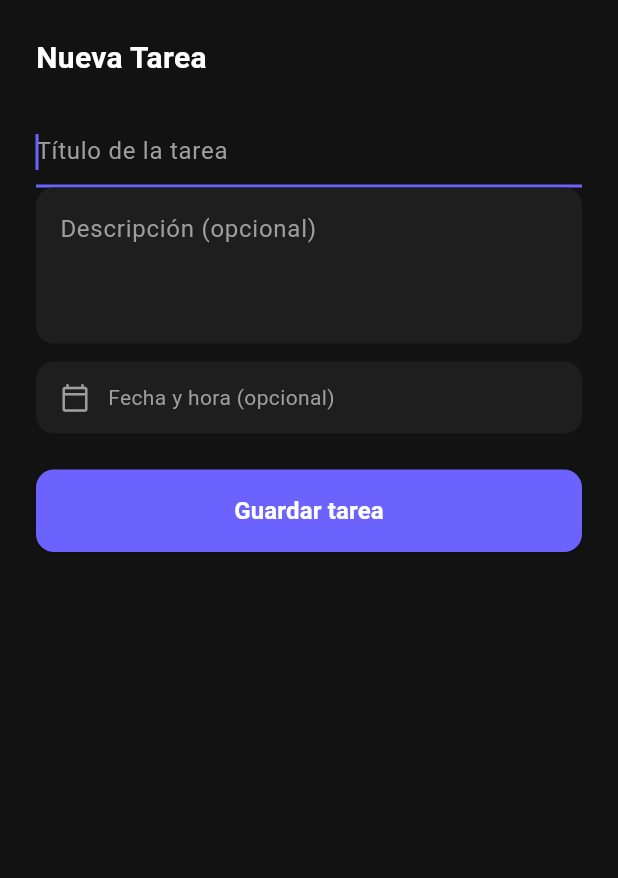
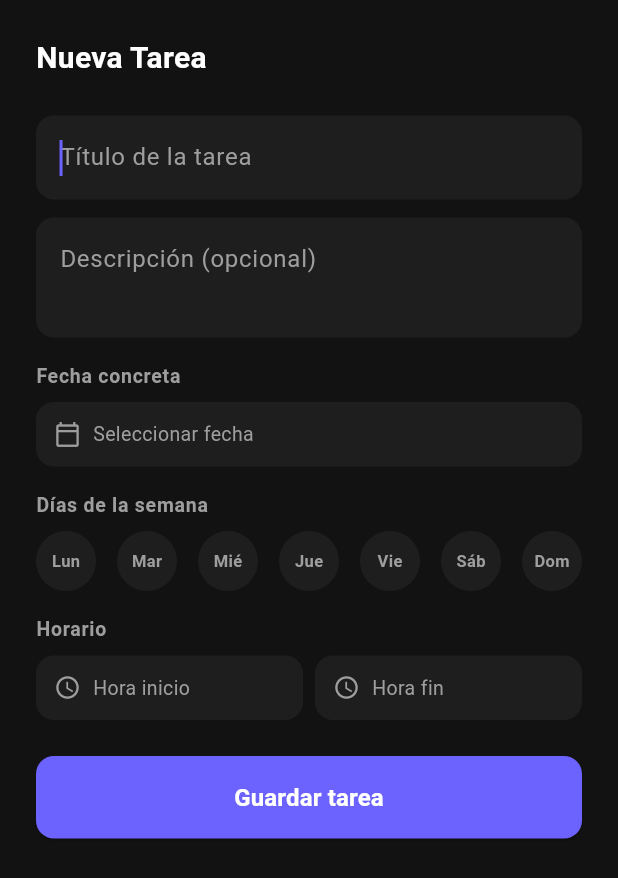
Before and after one commit to Pchaoz/NotifyList, a Flutter app: the AddTaskSheet widget shown alone on an empty page, opened directly, on a phone screen of 412 x 824 dp. Shown: the top 878 px of the screen. Run offline on Flutter 3.47's test engine with Material 3 defaults, Android fonts, the light colour scheme and no system bars; our stand-ins replace drift, flutter_riverpod; accounts and stored records are empty; generated files the repository leaves out were written again.

Commit message:
0.1.1
- Mejorado el modal, añadidos campos en la base de datos para que este tenga campos opcionales. Estos campos son:

- Fecha
- Fecha inicio/fin
- Dias de la semana que se repite este evento

```diff
--- a/notifylist/lib/features/tasks/widgets/add_task_sheet.dart
+++ b/notifylist/lib/features/tasks/widgets/add_task_sheet.dart
@@ -3,7 +3,7 @@ import 'package:flutter_riverpod/flutter_riverpod.dart';
 import 'package:notifylist/core/theme/app_theme.dart';
 import 'package:notifylist/features/tasks/providers/tasks_providers.dart';
 
-class AddTaskSheet extends ConsumerStatefulWidget  {
+class AddTaskSheet extends ConsumerStatefulWidget {
   const AddTaskSheet({super.key});
 
   @override
@@ -14,7 +14,12 @@ class _AddTaskSheetState extends ConsumerState<AddTaskSheet> {
   final _titleController = TextEditingController();
   final _descriptionController = TextEditingController();
   DateTime? _selectedDate;
+  TimeOfDay? _startTime;
+  TimeOfDay? _endTime;
+  final List<int> _selectedWeekDays = [];
   bool _isLoading = false;
+
+  static const _weekDayNames = ['Lun', 'Mar', 'Mié', 'Jue', 'Vie', 'Sáb', 'Dom'];
 
   @override
   void dispose() {
@@ -31,21 +36,40 @@ class _AddTaskSheetState extends ConsumerState<AddTaskSheet> {
       firstDate: now,
       lastDate: DateTime(now.year + 2),
     );
-    if (picked != null) {
-      final pickedTime = await showTimePicker(
+    if (picked != null) setState(() => _selectedDate = picked);
+  }
+
+  Future<void> _pickStartTime() async {
+    final picked = await showTimePicker(
       context: context,
-        initialTime: TimeOfDay.now(),
+      initialTime: _startTime ?? TimeOfDay.now(),
     );
-      if (pickedTime != null) {
-        setState(() {
-          _selectedDate = DateTime(picked.year, picked.month, picked.day, pickedTime.hour, pickedTime.minute);
-        });
+    if (picked != null) setState(() => _startTime = picked);
   }
+
+  Future<void> _pickEndTime() async {
+    final picked = await showTimePicker(
+      context: context,
+      initialTime: _endTime ?? TimeOfDay.now(),
+    );
+    if (picked != null) setState(() => _endTime = picked);
   }
+
+  // Convierte TimeOfDay a minutos desde medianoche
+  int? _toMinutes(TimeOfDay? time) {
+    if (time == null) return null;
+    return time.hour * 60 + time.minute;
+  }
+
+  // Convierte lista de días a String "1,3,5"
+  String? _weekDaysToString() {
+    if (_selectedWeekDays.isEmpty) return null;
+    final sorted = [..._selectedWeekDays]..sort();
+    return sorted.join(',');
   }
 
   Future<void> _submit() async {
-    if (_titleController.text.isEmpty) return;
+    if (_titleController.text.trim().isEmpty) return;
     setState(() => _isLoading = true);
 
     await ref.read(tasksProvider.notifier).addTask(
@@ -54,7 +78,10 @@ class _AddTaskSheetState extends ConsumerState<AddTaskSheet> {
           ? null
           : _descriptionController.text.trim(),
       categoryId: 'default',
-      scheduledAt: _selectedDate,
+      scheduledDate: _selectedDate,
+      startTime: _toMinutes(_startTime),
+      endTime: _toMinutes(_endTime),
+      weekDays: _weekDaysToString(),
     );
 
     if (mounted) Navigator.of(context).pop();
@@ -69,6 +96,7 @@ class _AddTaskSheetState extends ConsumerState<AddTaskSheet> {
         top: 24,
         bottom: MediaQuery.of(context).viewInsets.bottom + 24,
       ),
+      child: SingleChildScrollView(
         child: Column(
           mainAxisSize: MainAxisSize.min,
           crossAxisAlignment: CrossAxisAlignment.start,
@@ -79,71 +107,135 @@ class _AddTaskSheetState extends ConsumerState<AddTaskSheet> {
                 color: AppTheme.textPrimary,
                 fontSize: 20,
                 fontWeight: FontWeight.bold,
-            )
+              ),
             ),
             const SizedBox(height: 24),
 
+            // Campo título
             TextField(
               controller: _titleController,
               autofocus: true,
               style: const TextStyle(color: AppTheme.textPrimary),
-            decoration: const InputDecoration(
+              decoration: InputDecoration(
                 hintText: 'Título de la tarea',
                 hintStyle: const TextStyle(color: AppTheme.textSecondary),
-            )
+                filled: true,
+                fillColor: AppTheme.surface,
+                border: OutlineInputBorder(
+                  borderRadius: BorderRadius.circular(12),
+                  borderSide: BorderSide.none,
                 ),
+              ),
+            ),
+            const SizedBox(height: 12),
+
+            // Campo descripción
             TextField(
               controller: _descriptionController,
               style: const TextStyle(color: AppTheme.textPrimary),
-            maxLines: 3,
-            decoration: const InputDecoration(
+              maxLines: 2,
+              decoration: InputDecoration(
                 hintText: 'Descripción (opcional)',
                 hintStyle: const TextStyle(color: AppTheme.textSecondary),
                 filled: true,
                 fillColor: AppTheme.surface,
                 border: OutlineInputBorder(
-                borderRadius: BorderRadius.all(Radius.circular(12)),
+                  borderRadius: BorderRadius.circular(12),
                   borderSide: BorderSide.none,
-              )
-            )
                 ),
-          const SizedBox(height: 12),
+              ),
+            ),
+            const SizedBox(height: 16),
 
-          GestureDetector(
+            // Selector fecha concreta
+            _SectionLabel(label: 'Fecha concreta'),
+            const SizedBox(height: 8),
+            _OptionRow(
+              icon: Icons.calendar_today_outlined,
+              label: _selectedDate == null
+                  ? 'Seleccionar fecha'
+                  : '${_selectedDate!.day}/${_selectedDate!.month}/${_selectedDate!.year}',
+              isSet: _selectedDate != null,
               onTap: _pickDate,
-            child: Container(
-              padding: const EdgeInsets.symmetric(horizontal: 16, vertical: 14),
+              onClear: () => setState(() => _selectedDate = null),
+            ),
+            const SizedBox(height: 16),
+
+            // Días de la semana
+            _SectionLabel(label: 'Días de la semana'),
+            const SizedBox(height: 8),
+            Row(
+              mainAxisAlignment: MainAxisAlignment.spaceBetween,
+              children: List.generate(7, (index) {
+                final day = index + 1;
+                final isSelected = _selectedWeekDays.contains(day);
+                return GestureDetector(
+                  onTap: () {
+                    setState(() {
+                      isSelected
+                          ? _selectedWeekDays.remove(day)
+                          : _selectedWeekDays.add(day);
+                    });
+                  },
+                  child: AnimatedContainer(
+                    duration: const Duration(milliseconds: 200),
+                    width: 40,
+                    height: 40,
                     decoration: BoxDecoration(
-                color: AppTheme.surface,
-                borderRadius: BorderRadius.circular(12),
+                      shape: BoxShape.circle,
+                      color: isSelected ? AppTheme.primary : AppTheme.surface,
                     ),
-              child: Row(
+                    child: Center(
+                      child: Text(
+                        _weekDayNames[index],
+                        style: TextStyle(
+                          color: isSelected
+                              ? AppTheme.textPrimary
+                              : AppTheme.textSecondary,
+                          fontSize: 11,
+                          fontWeight: FontWeight.bold,
+                        ),
+                      ),
+                    ),
+                  ),
+                );
+              }),
+            ),
+            const SizedBox(height: 16),
+
+            // Hora inicio y fin
+            _SectionLabel(label: 'Horario'),
+            const SizedBox(height: 8),
+            Row(
               children: [
-                  const Icon(Icons.calendar_today_outlined,
-                  color: AppTheme.textSecondary, size: 20),
-                  const SizedBox(width: 12),
-                  Text(
-                    _selectedDate == null
-                    ? 'Fecha y hora (opcional)'
-                    : '${_selectedDate!.day}/${_selectedDate!.month}/${_selectedDate!.year} ${_selectedDate!.hour.toString().padLeft(2, '0')}:${_selectedDate!.minute.toString().padLeft(2, '0')}',
-                    style: TextStyle(
-                      color: _selectedDate == null
-                      ? AppTheme.textSecondary
-                      : AppTheme.textPrimary,
-                    )
+                Expanded(
+                  child: _OptionRow(
+                    icon: Icons.schedule_outlined,
+                    label: _startTime == null
+                        ? 'Hora inicio'
+                        : _startTime!.format(context),
+                    isSet: _startTime != null,
+                    onTap: _pickStartTime,
+                    onClear: () => setState(() => _startTime = null),
                   ),
-                  const Spacer(),
-                  if (_selectedDate != null)
-                    GestureDetector(
-                      onTap: () => setState(() => _selectedDate = null),
-                      child: const Icon(Icons.close, color: AppTheme.textSecondary, size: 20),
+                ),
+                const SizedBox(width: 8),
+                Expanded(
+                  child: _OptionRow(
+                    icon: Icons.schedule_outlined,
+                    label: _endTime == null
+                        ? 'Hora fin'
+                        : _endTime!.format(context),
+                    isSet: _endTime != null,
+                    onTap: _pickEndTime,
+                    onClear: () => setState(() => _endTime = null),
+                  ),
                 ),
               ],
             ),
-            ),
-          ),
             const SizedBox(height: 24),
 
+            // Botón guardar
             SizedBox(
               width: double.infinity,
               child: ElevatedButton(
@@ -163,7 +255,7 @@ class _AddTaskSheetState extends ConsumerState<AddTaskSheet> {
                         child: CircularProgressIndicator(
                           strokeWidth: 2,
                           color: Colors.white,
-                  )
+                        ),
                       )
                     : const Text(
                         'Guardar tarea',
@@ -172,11 +264,88 @@ class _AddTaskSheetState extends ConsumerState<AddTaskSheet> {
                           fontWeight: FontWeight.bold,
                         ),
                       ),
-              )
-          )
-
-        ]
-      )
+              ),
+            ),
+          ],
+        ),
+      ),
     );
   }
 }
+
+// Widget reutilizable para el label de sección
+class _SectionLabel extends StatelessWidget {
+  final String label;
+  const _SectionLabel({required this.label});
+
+  @override
+  Widget build(BuildContext context) {
+    return Text(
+      label,
+      style: const TextStyle(
+        color: AppTheme.textSecondary,
+        fontSize: 13,
+        fontWeight: FontWeight.w600,
+        letterSpacing: 0.5,
+      ),
+    );
+  }
+}
+
+// Widget reutilizable para filas de opciones con botón de borrar
+class _OptionRow extends StatelessWidget {
+  final IconData icon;
+  final String label;
+  final bool isSet;
+  final VoidCallback onTap;
+  final VoidCallback onClear;
+
+  const _OptionRow({
+    required this.icon,
+    required this.label,
+    required this.isSet,
+    required this.onTap,
+    required this.onClear,
+  });
+
+  @override
+  Widget build(BuildContext context) {
+    return GestureDetector(
+      onTap: onTap,
+      child: Container(
+        padding: const EdgeInsets.symmetric(horizontal: 12, vertical: 12),
+        decoration: BoxDecoration(
+          color: AppTheme.surface,
+          borderRadius: BorderRadius.circular(12),
+          border: isSet
+              ? Border.all(color: AppTheme.primary, width: 1.5)
+              : null,
+        ),
+        child: Row(
+          children: [
+            Icon(icon,
+                color: isSet ? AppTheme.primary : AppTheme.textSecondary,
+                size: 18),
+            const SizedBox(width: 8),
+            Expanded(
+              child: Text(
+                label,
+                style: TextStyle(
+                  color: isSet ? AppTheme.textPrimary : AppTheme.textSecondary,
+                  fontSize: 13,
+                ),
+                overflow: TextOverflow.ellipsis,
+              ),
+            ),
+            if (isSet)
+              GestureDetector(
+                onTap: onClear,
+                child: const Icon(Icons.close,
+                    color: AppTheme.textSecondary, size: 16),
+              ),
+          ],
+        ),
+      ),
+    );
+  }
+}
```
Also changed, not shown: notifylist/lib/core/database/app_database.dart (+15 -1 lines), notifylist/lib/features/tasks/models/task.dart (+13 -1 lines), notifylist/lib/features/tasks/providers/tasks_providers.dart (+8 -5 lines). Lines whose indentation alone changed are shown as unchanged.
